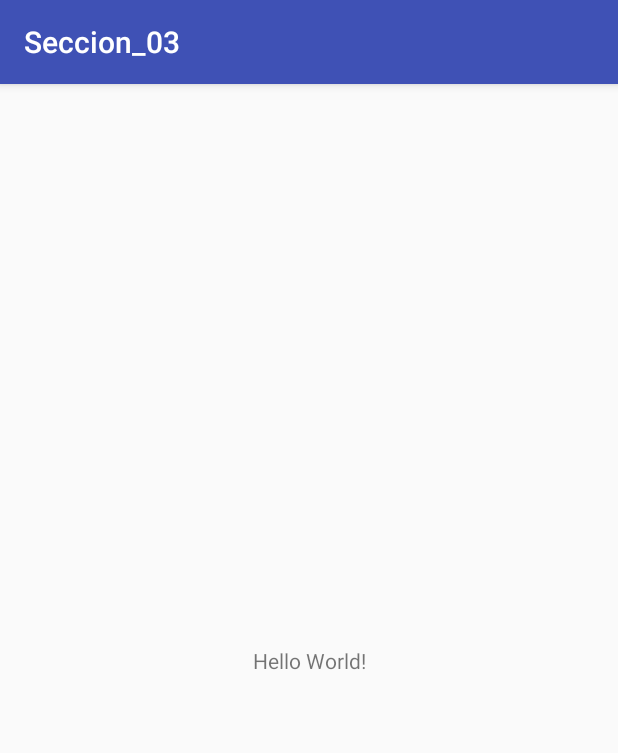
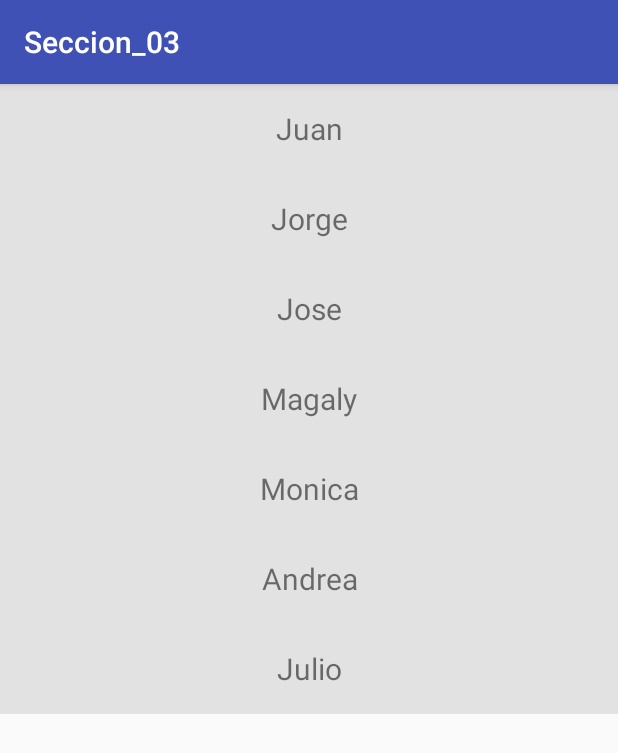
Before and after one commit to sac8321/Seccion_03, an Android app: the screen it shows after launch (MainActivity), on a phone screen of 412 x 824 dp. Shown: the top 753 px of the screen. Run offline under Robolectric (Android 15) with nearby library versions, the phone set to English and light mode, and no system bars.

Commit message:
Seccion 57 parte 3

```diff
--- a/app/src/main/java/com/example/jorge_pc/seccion_03/MainActivity.java
+++ b/app/src/main/java/com/example/jorge_pc/seccion_03/MainActivity.java
@@ -2,12 +2,52 @@ package com.example.jorge_pc.seccion_03;
 
 import android.support.v7.app.AppCompatActivity;
 import android.os.Bundle;
+import android.support.v7.widget.LinearLayoutManager;
+import android.support.v7.widget.RecyclerView;
+import android.widget.Toast;
+
+import java.util.ArrayList;
+import java.util.List;
 
 public class MainActivity extends AppCompatActivity {
+
+    private List<String> names;
+    private RecyclerView mRecyclerView;
+    private RecyclerView.Adapter mAdapter;
+    private RecyclerView.LayoutManager mLayoutManager;
 
     @Override
     protected void onCreate(Bundle savedInstanceState) {
         super.onCreate(savedInstanceState);
         setContentView(R.layout.activity_main);
+
+        names=this.getAllNames();
+        mRecyclerView=(RecyclerView) findViewById(R.id.recycler_view);
+        mLayoutManager=new LinearLayoutManager(this);
+
+        mAdapter= new MyAdapter(names, R.layout.reycler_view_item, new MyAdapter.OnItemClickListener() {
+            @Override
+            public void onItemClick(String name, int position) {
+                Toast.makeText(MainActivity.this,name+"-"+position,Toast.LENGTH_LONG).show();
+            }
+        });
+
+        mRecyclerView.setLayoutManager(mLayoutManager);
+        mRecyclerView.setAdapter(mAdapter);
+
+    }
+
+
+    private List<String> getAllNames(){
+        return new ArrayList<String>(){{
+            add("Juan");
+            add("Jorge");
+            add("Jose");
+            add("Magaly");
+            add("Monica");
+            add("Andrea");
+            add("Julio");
+
+        }};
     }
 }
--- a/app/src/main/res/layout/activity_main.xml
+++ b/app/src/main/res/layout/activity_main.xml
@@ -4,15 +4,12 @@
     xmlns:tools="http://schemas.android.com/tools"
     android:layout_width="match_parent"
     android:layout_height="match_parent"
-    tools:context="com.example.jorge_pc.seccion_03.MainActivity">
+    tools:context="MainActivity">
 
-    <TextView
-        android:layout_width="wrap_content"
-        android:layout_height="wrap_content"
-        android:text="Hello World!"
-        app:layout_constraintBottom_toBottomOf="parent"
-        app:layout_constraintLeft_toLeftOf="parent"
-        app:layout_constraintRight_toRightOf="parent"
-        app:layout_constraintTop_toTopOf="parent" />
+    <android.support.v7.widget.RecyclerView
+        android:id="@+id/recycler_view"
+        android:scrollbars="vertical"
+        android:layout_width="match_parent"
+        android:layout_height="match_parent"/>
 
 </android.support.constraint.ConstraintLayout>
```
